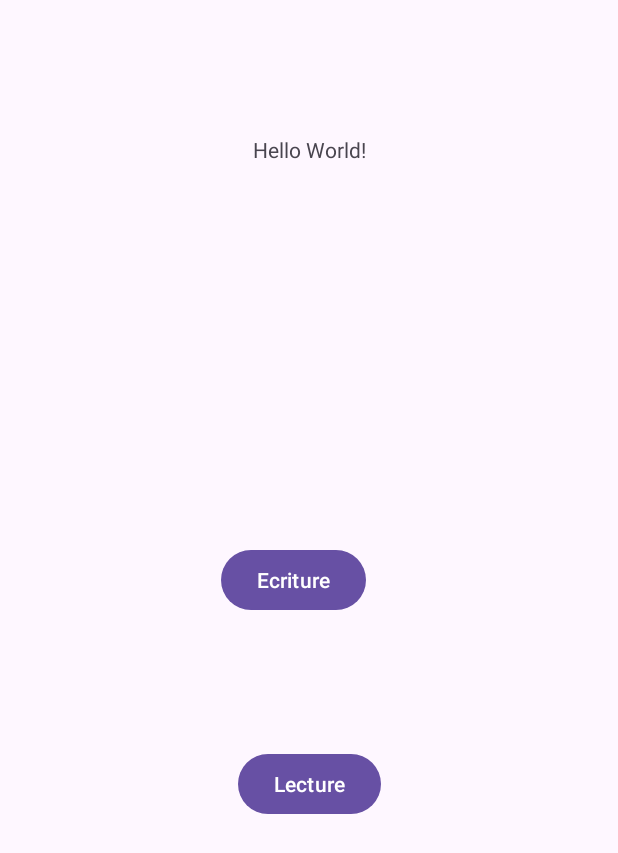
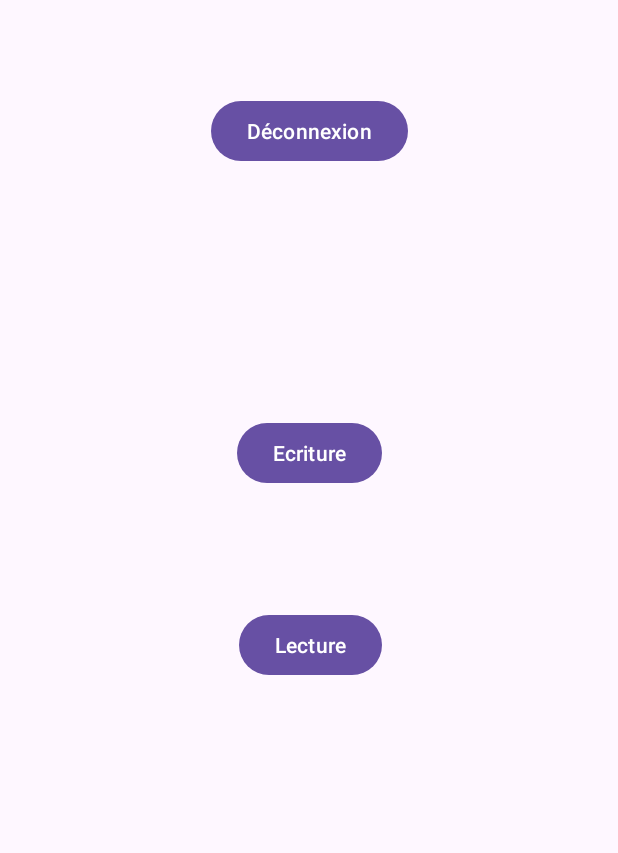
Before and after one commit to Mvrwvn/Tamagotchi-L2I1, an Android app: the screen it shows after launch once a user with an empty profile is signed in (MainActivity), on a phone screen of 412 x 824 dp. Shown: the top 853 px of the screen. Run offline under Robolectric (Android 15) with nearby library versions, the phone set to English and light mode, and no system bars; our stand-ins replace Firebase (no records; nobody signed in at launch, a user with empty details on screens opened directly).

Commit message:
supression main activity 2

```diff
--- a/app/src/main/java/com/example/tamagotchi/Tamagotchi.java
+++ b/app/src/main/java/com/example/tamagotchi/Tamagotchi.java
@@ -15,7 +15,7 @@ public class Tamagotchi{
         this.dateNaissance = dateNaissance;
         this.statsTamagotchi = statsTamagotchi;
     }
-    public Tamagotchi() {}  // 🔹 Obligatoire pour Firestore
+    public Tamagotchi() {}  // Obligatoire pour Firestore
 
     public String getUserId(){
         return userId;
--- a/app/src/main/res/layout/activity_main.xml
+++ b/app/src/main/res/layout/activity_main.xml
@@ -5,38 +5,38 @@
     android:id="@+id/main"
     android:layout_width="match_parent"
     android:layout_height="match_parent"
-    tools:context=".MainActivityLocal">
+    tools:context=".MainActivity">
 
-    <TextView
-        android:id="@+id/textView"
+    <Button
+        android:id="@+id/faim"
         android:layout_width="wrap_content"
         android:layout_height="wrap_content"
-        android:layout_marginTop="90dp"
-        android:text="Hello World!"
+        android:layout_marginTop="278dp"
+        android:onClick="ecriture"
+        android:text="Ecriture"
         app:layout_constraintEnd_toEndOf="parent"
         app:layout_constraintStart_toStartOf="parent"
         app:layout_constraintTop_toTopOf="parent" />
 
     <Button
-        android:id="@+id/faim"
-        android:layout_width="wrap_content"
-        android:layout_height="wrap_content"
-        android:layout_marginEnd="10dp"
-        android:layout_marginBottom="88dp"
-        android:onClick="ecriture"
-        android:text="Ecriture"
-        app:layout_constraintBottom_toTopOf="@+id/lecturebutton"
-        app:layout_constraintEnd_toEndOf="@+id/lecturebutton" />
-
-    <Button
         android:id="@+id/lecturebutton"
         android:layout_width="wrap_content"
         android:layout_height="wrap_content"
-        android:layout_marginBottom="277dp"
+        android:layout_marginTop="80dp"
         android:onClick="lecture"
         android:text="Lecture"
-        app:layout_constraintBottom_toBottomOf="parent"
+        app:layout_constraintEnd_toEndOf="@+id/faim"
+        app:layout_constraintTop_toBottomOf="@+id/faim" />
+
+    <Button
+        android:id="@+id/buttonDeconnexion"
+        android:layout_width="wrap_content"
+        android:layout_height="wrap_content"
+        android:layout_marginTop="63dp"
+        android:onClick="deconnexion"
+        android:text="@string/d_connexion"
         app:layout_constraintEnd_toEndOf="parent"
-        app:layout_constraintStart_toStartOf="parent" />
+        app:layout_constraintStart_toStartOf="parent"
+        app:layout_constraintTop_toTopOf="parent" />
 
 </androidx.constraintlayout.widget.ConstraintLayout>
```
Also changed, not shown: app/src/main/java/com/example/tamagotchi/MainActivity.java (+8 -1 lines), app/src/main/java/com/example/tamagotchi/MainActivity2.java (deleted, +0 -26 lines), app/src/main/res/layout/activty_main2.xml (deleted, +0 -29 lines).
